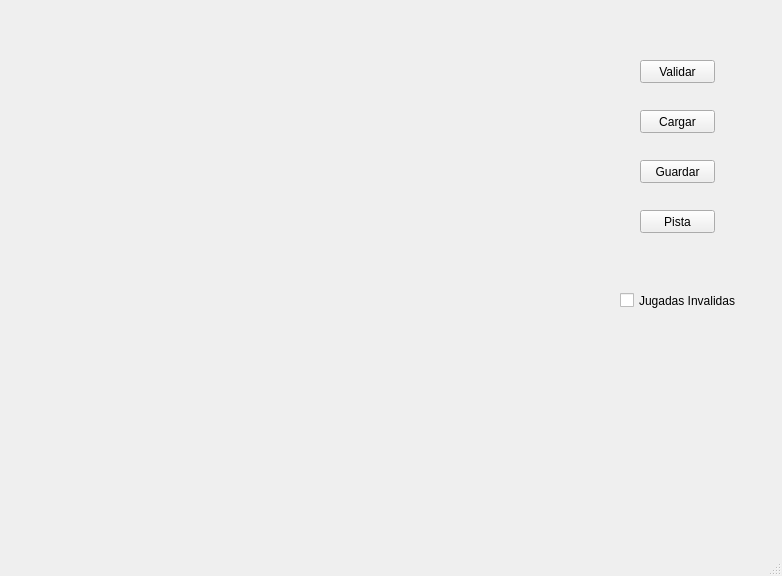
This is src/sudokuwindow.ui in luifevas/PySudoku as Qt 5 draws it before an edit. The edited form follows.
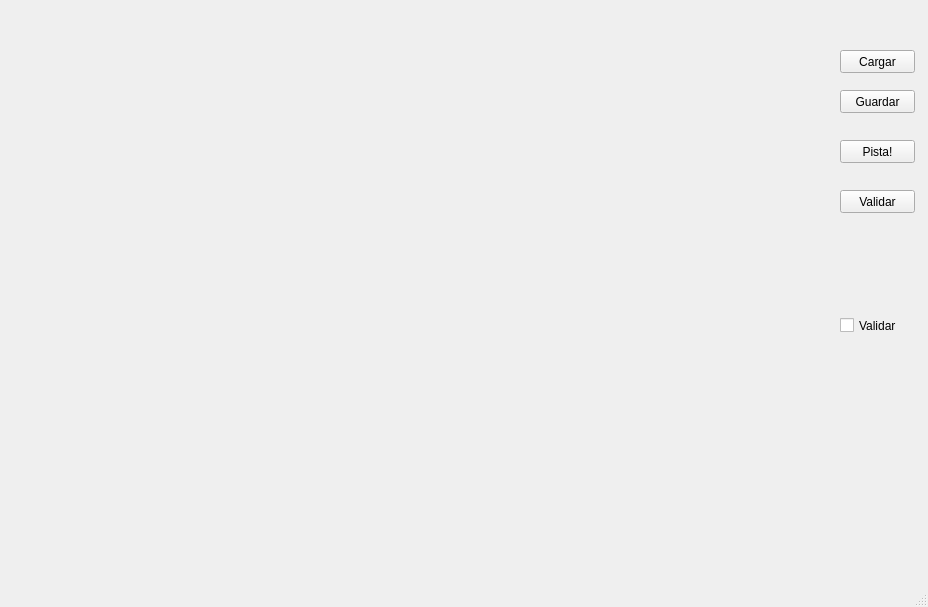
This is the edited form.

Commit message:
Tablero completo
Regenaración de sudoku. ui, tablero gráfico completamente generado

The edit to the form file:
```diff
--- a/src/sudokuwindow.ui
+++ b/src/sudokuwindow.ui
@@ -6,8 +6,8 @@
    <rect>
     <x>0</x>
     <y>0</y>
-    <width>782</width>
-    <height>576</height>
+    <width>928</width>
+    <height>607</height>
    </rect>
   </property>
   <property name="windowTitle">
@@ -17,32 +17,19 @@
    <widget class="QWidget" name="gridLayoutWidget">
     <property name="geometry">
      <rect>
-      <x>60</x>
-      <y>30</y>
-      <width>481</width>
-      <height>351</height>
+      <x>0</x>
+      <y>0</y>
+      <width>831</width>
+      <height>481</height>
      </rect>
     </property>
-    <layout class="QGridLayout" name="sudokuLayout"/>
+    <layout class="QVBoxLayout" name="tableroLayout"/>
    </widget>
    <widget class="QPushButton" name="Validar">
     <property name="geometry">
      <rect>
-      <x>640</x>
-      <y>60</y>
-      <width>75</width>
-      <height>23</height>
-     </rect>
-    </property>
-    <property name="text">
-     <string>Validar</string>
-    </property>
-   </widget>
-   <widget class="QPushButton" name="Cargar">
-    <property name="geometry">
-     <rect>
-      <x>640</x>
-      <y>110</y>
+      <x>840</x>
+      <y>50</y>
       <width>75</width>
       <height>23</height>
      </rect>
@@ -54,8 +41,8 @@
    <widget class="QPushButton" name="Guardar">
     <property name="geometry">
      <rect>
-      <x>640</x>
-      <y>160</y>
+      <x>840</x>
+      <y>90</y>
       <width>75</width>
       <height>23</height>
      </rect>
@@ -67,36 +54,49 @@
    <widget class="QPushButton" name="pista">
     <property name="geometry">
      <rect>
-      <x>640</x>
-      <y>210</y>
+      <x>840</x>
+      <y>140</y>
       <width>75</width>
       <height>23</height>
      </rect>
     </property>
     <property name="text">
-     <string>Pista</string>
+     <string>Pista!</string>
+    </property>
+   </widget>
+   <widget class="QPushButton" name="pushButton_4">
+    <property name="geometry">
+     <rect>
+      <x>840</x>
+      <y>190</y>
+      <width>75</width>
+      <height>23</height>
+     </rect>
+    </property>
+    <property name="text">
+     <string>Validar</string>
     </property>
    </widget>
    <widget class="QCheckBox" name="checkBox">
     <property name="geometry">
      <rect>
-      <x>620</x>
-      <y>290</y>
-      <width>121</width>
-      <height>21</height>
+      <x>840</x>
+      <y>310</y>
+      <width>81</width>
+      <height>31</height>
      </rect>
     </property>
     <property name="text">
-     <string>Jugadas Invalidas</string>
+     <string>Validar</string>
     </property>
    </widget>
    <widget class="QWidget" name="verticalLayoutWidget">
     <property name="geometry">
      <rect>
-      <x>100</x>
-      <y>410</y>
-      <width>451</width>
-      <height>101</height>
+      <x>149</x>
+      <y>490</y>
+      <width>501</width>
+      <height>71</height>
      </rect>
     </property>
     <layout class="QVBoxLayout" name="relojLayout"/>
```
Left out of the diff: 16 changed lines with no effect on the pictures. The commit also changes 2 other files.
